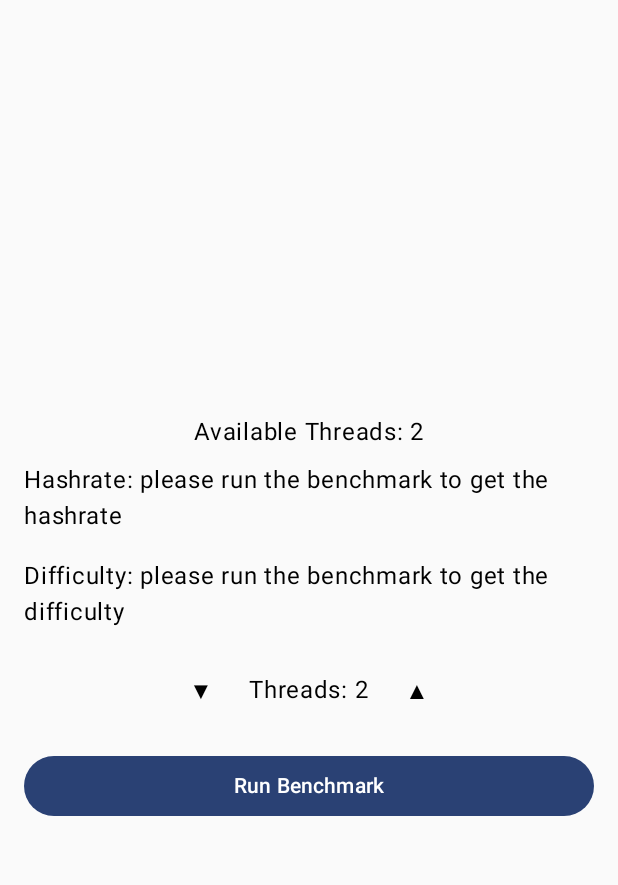
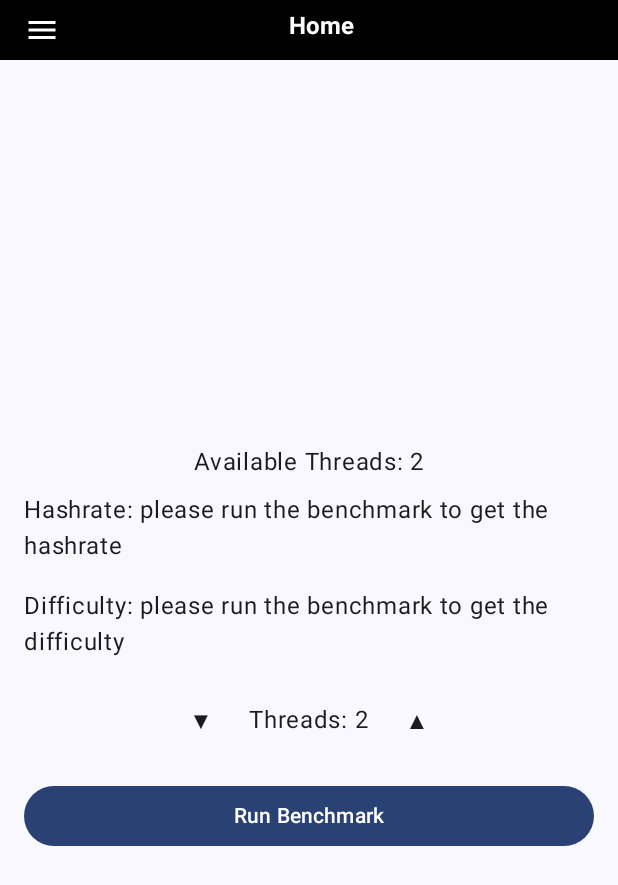
Before and after one commit to Kriptikz/OreHQMobile, an Android app built with Jetpack Compose: the screen it shows after launch (MainActivity), on a phone screen of 412 x 824 dp. Shown: the top 885 px of the screen. Run offline under Robolectric (Android 15) with nearby library versions, the phone set to English and light mode, and no system bars.

Commit message:
add screens package and setup HomeScreen

```diff
--- a/app/src/main/java/com/example/orehqmobile/MainActivity.kt
+++ b/app/src/main/java/com/example/orehqmobile/MainActivity.kt
@@ -24,6 +24,7 @@ import androidx.compose.ui.Alignment
 import androidx.compose.ui.Modifier
 import androidx.compose.ui.tooling.preview.Preview
 import androidx.compose.ui.unit.dp
+import com.example.orehqmobile.ui.screens.home_screen.HomeScreen
 import com.example.orehqmobile.ui.theme.OreHQMobileTheme
 import kotlinx.coroutines.Dispatchers
 import kotlinx.coroutines.async
@@ -37,95 +38,8 @@ class MainActivity : ComponentActivity() {
         enableEdgeToEdge()
         setContent {
             OreHQMobileTheme {
-                BenchmarkScreen()
+                HomeScreen()
             }
         }
     }
 }
-@Composable
-fun BenchmarkScreen() {
-    val availableThreads = Runtime.getRuntime().availableProcessors()
-    var hashrate by remember { mutableStateOf("please run the benchmark to get the hashrate") }
-    var difficulty by remember { mutableStateOf("please run the benchmark to get the difficulty") }
-    var threadCount by remember { mutableStateOf(availableThreads) }
-    val scope = rememberCoroutineScope()
-
-    Column(
-        modifier = Modifier
-            .fillMaxSize() // Fill the whole screen size
-            .padding(16.dp),
-        verticalArrangement = Arrangement.Center, // Center vertically
-        horizontalAlignment = Alignment.CenterHorizontally // Center horizontally
-    ) {
-        // Text showing available threads
-        Text(text = "Available Threads: $availableThreads", modifier = Modifier.padding(bottom = 8.dp))
-
-        // Text showing the current hashrate
-        Text(text = "Hashrate: $hashrate", modifier = Modifier.padding(bottom = 16.dp))
-        Text(text = "Difficulty: $difficulty", modifier = Modifier.padding(bottom = 16.dp))
-
-        // Thread count selector
-        Row(
-            verticalAlignment = Alignment.CenterVertically,
-            modifier = Modifier.padding(bottom = 16.dp)
-        ) {
-            IconButton(onClick = { if (threadCount > 1) threadCount-- }) {
-                Text("▼")
-            }
-            Text(
-                text = "Threads: $threadCount",
-                modifier = Modifier.padding(horizontal = 8.dp)
-            )
-            IconButton(onClick = { if (threadCount < 50) threadCount++ }) {
-                Text("▲")
-            }
-        }
-
-        // Button to run the benchmark
-        Button(
-            onClick = {
-                // Launch a coroutine for heavy computation in the background
-                scope.launch(Dispatchers.Default) { // Use Dispatchers.Default for CPU-bound work
-                    try {
-                        val challenge: List<UByte> = List(32) { 0.toUByte() }
-                        val startTime = System.nanoTime()
-                        val jobs = List(threadCount) {
-                            async {
-                                uniffi.drillxmobile.dxHash(challenge, 30uL, 0uL, 10000uL)
-                            }
-                        }
-                        val results = jobs.awaitAll()
-                        val endTime = System.nanoTime()
-
-                        val bestResult = results.maxByOrNull { it.difficulty }
-                        val totalNoncesChecked = results.sumOf { it.noncesChecked }
-                        val elapsedTimeSeconds = (endTime - startTime) / 1_000_000_000.0
-                        val newHashrate = totalNoncesChecked.toDouble() / elapsedTimeSeconds
-
-                        withContext(Dispatchers.Main) {
-                            hashrate = String.format("%.2f h/s", newHashrate)
-                            difficulty = "Best diff: ${bestResult?.difficulty ?: "N/A"}"
-                        }
-                    } catch (e: Exception) {
-                        e.printStackTrace()
-                        withContext(Dispatchers.Main) {
-                            hashrate = "Error: ${e.message}"
-                            difficulty = "Error occurred"
-                        }
-                    }
-                }
-            },
-            modifier = Modifier.fillMaxWidth() // Make button fill width for better appearance on mobile
-        ) {
-            Text("Run Benchmark")
-        }
-    }
-}
-
-@Preview(showBackground = true)
-@Composable
-fun BenchmarkScreenPreview() {
-    OreHQMobileTheme {
-        BenchmarkScreen()
-    }
-}
--- /dev/null
+++ b/app/src/main/java/com/example/orehqmobile/ui/screens/OreHQMobileScaffold.kt
@@ -0,0 +1,96 @@
+package com.example.orehqmobile.ui.screens
+
+import android.annotation.SuppressLint
+import androidx.compose.foundation.background
+import androidx.compose.foundation.layout.Arrangement
+import androidx.compose.foundation.layout.Box
+import androidx.compose.foundation.layout.Column
+import androidx.compose.foundation.layout.Row
+import androidx.compose.foundation.layout.WindowInsets
+import androidx.compose.foundation.layout.asPaddingValues
+import androidx.compose.foundation.layout.fillMaxSize
+import androidx.compose.foundation.layout.fillMaxWidth
+import androidx.compose.foundation.layout.height
+import androidx.compose.foundation.layout.padding
+import androidx.compose.foundation.layout.statusBars
+import androidx.compose.material.icons.Icons
+import androidx.compose.material.icons.filled.Menu
+import androidx.compose.material3.Icon
+import androidx.compose.material3.MaterialTheme
+import androidx.compose.material3.Scaffold
+import androidx.compose.material3.Surface
+import androidx.compose.material3.Text
+import androidx.compose.runtime.Composable
+import androidx.compose.ui.Alignment
+import androidx.compose.ui.Modifier
+import androidx.compose.ui.graphics.Color
+import androidx.compose.ui.text.TextStyle
+import androidx.compose.ui.text.font.FontWeight
+import androidx.compose.ui.text.style.TextAlign
+import androidx.compose.ui.unit.dp
+import androidx.compose.ui.unit.sp
+
+// TODO: fix padding issue
+@Composable
+fun OreHQMobileScaffold(title: String, modifier: Modifier = Modifier, screenContent: @Composable () -> Unit) {
+    val statusBarPadding = WindowInsets.statusBars.asPaddingValues()
+    Scaffold(
+        topBar = {
+            Column(
+                modifier = Modifier.padding(top = statusBarPadding.calculateTopPadding())
+            ) {
+                Row(
+                    horizontalArrangement = Arrangement.Center,
+                    verticalAlignment = Alignment.CenterVertically,
+                    modifier = Modifier
+                        .height(40.dp)
+                        .fillMaxWidth()
+                        .background(Color.Black)
+                        .padding(start = 16.dp)
+                ) {
+                    Box {
+                        Icon(
+                            Icons.Default.Menu,
+                            contentDescription = null,
+                            tint = Color.White,
+                        )
+                        Text(
+                            text = title,
+                            style = TextStyle(
+                                color = Color.White,
+                            ),
+                            fontWeight = FontWeight.Bold,
+                            fontSize = 16.sp,
+                            textAlign = TextAlign.Center,
+                            modifier = Modifier.fillMaxWidth()
+                        )
+
+                    }
+                }
+            }
+        },
+//        bottomBar = {
+//            Row(
+//                horizontalArrangement = Arrangement.SpaceEvenly,
+//                verticalAlignment = Alignment.CenterVertically,
+//                modifier = Modifier
+//                    .fillMaxWidth()
+//                    .height(40.dp)
+//                    .background(Color.Black)
+//            ) {
+//                Icon(Icons.Default.Menu, contentDescription = null, tint = Color.Gray)
+//                Icon(Icons.Default.Home, contentDescription = null, tint = Color.Gray)
+//                Icon(Icons.Default.AccountBox, contentDescription = null, tint = Color.Gray)
+//            }
+//        },
+        content = { padding ->
+            Surface(
+                modifier = Modifier
+                    .fillMaxSize()
+                    .padding(padding),
+                color = MaterialTheme.colorScheme.background,
+                content = screenContent
+            )
+        }
+    )
+}
--- /dev/null
+++ b/app/src/main/java/com/example/orehqmobile/ui/screens/home_screen/HomeScreen.kt
@@ -0,0 +1,118 @@
+package com.example.orehqmobile.ui.screens.home_screen
+
+import androidx.compose.foundation.layout.Arrangement
+import androidx.compose.foundation.layout.Column
+import androidx.compose.foundation.layout.Row
+import androidx.compose.foundation.layout.fillMaxSize
+import androidx.compose.foundation.layout.fillMaxWidth
+import androidx.compose.foundation.layout.padding
+import androidx.compose.material3.Button
+import androidx.compose.material3.IconButton
+import androidx.compose.material3.Text
+import androidx.compose.runtime.Composable
+import androidx.compose.runtime.getValue
+import androidx.compose.runtime.mutableStateOf
+import androidx.compose.runtime.remember
+import androidx.compose.runtime.rememberCoroutineScope
+import androidx.compose.runtime.setValue
+import androidx.compose.ui.Alignment
+import androidx.compose.ui.Modifier
+import androidx.compose.ui.tooling.preview.Preview
+import androidx.compose.ui.unit.dp
+import com.example.orehqmobile.ui.screens.OreHQMobileScaffold
+import com.example.orehqmobile.ui.theme.OreHQMobileTheme
+import kotlinx.coroutines.Dispatchers
+import kotlinx.coroutines.async
+import kotlinx.coroutines.awaitAll
+import kotlinx.coroutines.launch
+import kotlinx.coroutines.withContext
+
+@Composable
+fun HomeScreen() {
+    OreHQMobileScaffold(title = "Home") {
+        val availableThreads = Runtime.getRuntime().availableProcessors()
+        var hashrate by remember { mutableStateOf("please run the benchmark to get the hashrate") }
+        var difficulty by remember { mutableStateOf("please run the benchmark to get the difficulty") }
+        var threadCount by remember { mutableStateOf(availableThreads) }
+        val scope = rememberCoroutineScope()
+
+        Column(
+            modifier = Modifier
+                .fillMaxSize() // Fill the whole screen size
+                .padding(16.dp),
+            verticalArrangement = Arrangement.Center, // Center vertically
+            horizontalAlignment = Alignment.CenterHorizontally // Center horizontally
+        ) {
+            // Text showing available threads
+            Text(text = "Available Threads: $availableThreads", modifier = Modifier.padding(bottom = 8.dp))
+
+            // Text showing the current hashrate
+            Text(text = "Hashrate: $hashrate", modifier = Modifier.padding(bottom = 16.dp))
+            Text(text = "Difficulty: $difficulty", modifier = Modifier.padding(bottom = 16.dp))
+
+            // Thread count selector
+            Row(
+                verticalAlignment = Alignment.CenterVertically,
+                modifier = Modifier.padding(bottom = 16.dp)
+            ) {
+                IconButton(onClick = { if (threadCount > 1) threadCount-- }) {
+                    Text("▼")
+                }
+                Text(
+                    text = "Threads: $threadCount",
+                    modifier = Modifier.padding(horizontal = 8.dp)
+                )
+                IconButton(onClick = { if (threadCount < 50) threadCount++ }) {
+                    Text("▲")
+                }
+            }
+
+            // Button to run the benchmark
+            Button(
+                onClick = {
+                    // Launch a coroutine for heavy computation in the background
+                    scope.launch(Dispatchers.Default) { // Use Dispatchers.Default for CPU-bound work
+                        try {
+                            val challenge: List<UByte> = List(32) { 0.toUByte() }
+                            val startTime = System.nanoTime()
+                            val jobs = List(threadCount) {
+                                async {
+                                    uniffi.drillxmobile.dxHash(challenge, 30uL, 0uL, 10000uL)
+                                }
+                            }
+                            val results = jobs.awaitAll()
+                            val endTime = System.nanoTime()
+
+                            val bestResult = results.maxByOrNull { it.difficulty }
+                            val totalNoncesChecked = results.sumOf { it.noncesChecked }
+                            val elapsedTimeSeconds = (endTime - startTime) / 1_000_000_000.0
+                            val newHashrate = totalNoncesChecked.toDouble() / elapsedTimeSeconds
+
+                            withContext(Dispatchers.Main) {
+                                hashrate = String.format("%.2f h/s", newHashrate)
+                                difficulty = "Best diff: ${bestResult?.difficulty ?: "N/A"}"
+                            }
+                        } catch (e: Exception) {
+                            e.printStackTrace()
+                            withContext(Dispatchers.Main) {
+                                hashrate = "Error: ${e.message}"
+                                difficulty = "Error occurred"
+                            }
+                        }
+                    }
+                },
+                modifier = Modifier.fillMaxWidth() // Make button fill width for better appearance on mobile
+            ) {
+                Text("Run Benchmark")
+            }
+        }
+    }
+}
+
+@Preview(showBackground = true)
+@Composable
+fun HomeScreenPreview() {
+    OreHQMobileTheme {
+        HomeScreen()
+    }
+}
```
